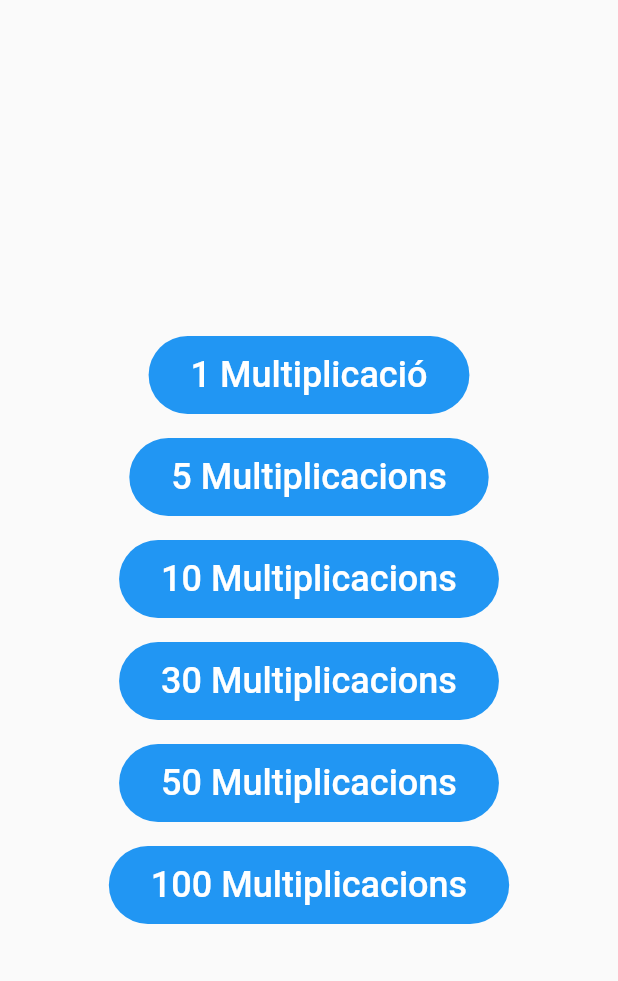
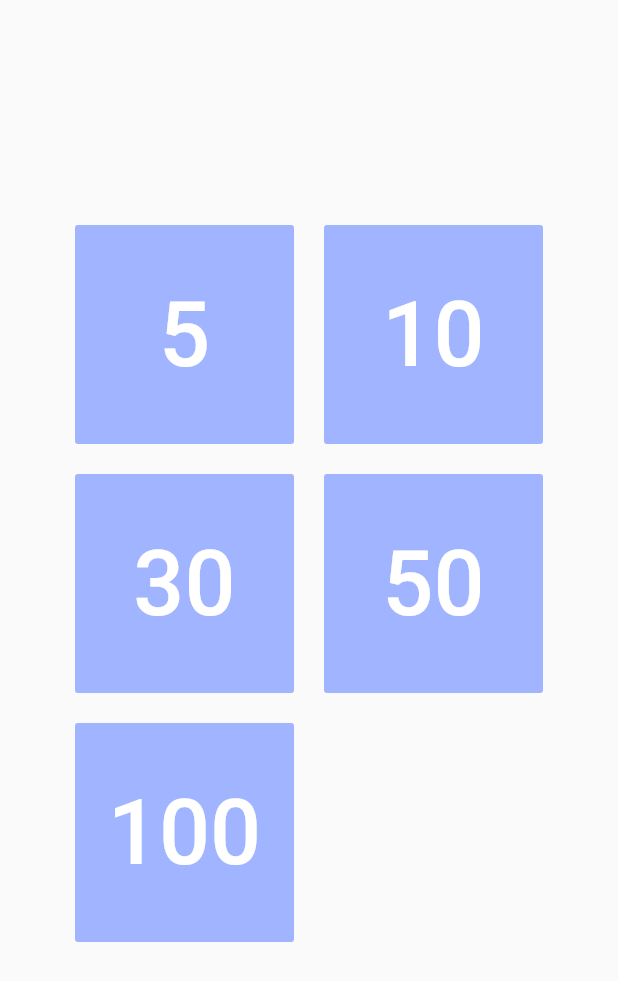
Before and after one commit to pauek/TablasMultiplicar, a Flutter app: the screen it shows after launch, on a phone screen of 412 x 824 dp. Shown: the top 981 px of the screen. Run offline on Flutter 3.47's test engine with Material 2 defaults, Android fonts, the phone set to English and light mode, and no system bars.

Commit message:
Empiezo a mejorar el menú

```diff
--- a/lib/menu_page.dart
+++ b/lib/menu_page.dart
@@ -1,16 +1,18 @@
 import 'package:flutter/material.dart';
-import 'package:tablas_multiplicar/colored_button.dart';
 import 'package:tablas_multiplicar/session_container.dart';
 
 class MenuPage extends StatelessWidget {
   @override
   Widget build(BuildContext context) {
     return Scaffold(
-      body: Center(
-        child: Column(
-          mainAxisAlignment: MainAxisAlignment.center,
+      body: Padding(
+        padding: EdgeInsets.symmetric(horizontal: 50, vertical: 150),
+        child: GridView.count(
+          crossAxisCount: 2,
+          crossAxisSpacing: 20,
+          mainAxisSpacing: 20,
           children: <Widget>[
-            for (var n in [1, 5, 10, 30, 50, 100]) MenuButton(n),
+            for (var n in [5, 10, 30, 50, 100]) MenuButton(n),
           ],
         ),
       ),
@@ -25,9 +27,15 @@ class MenuButton extends StatelessWidget {
 
   @override
   Widget build(BuildContext context) {
-    return ColoredButton(
-      text:
-          '$mults ${mults > 1 ? 'Multiplicacions' : 'Multiplicació'}',
+    return FlatButton(
+      child: Text(
+        '$mults',
+        style: TextStyle(
+          fontSize: 60,
+          color: Colors.white,
+        ),
+      ),
+      color: Color.fromARGB(255, 160, 180, 255),
       onPressed: () {
         SessionState session = StateContainer.of(context);
         session.reset(mults);
```
